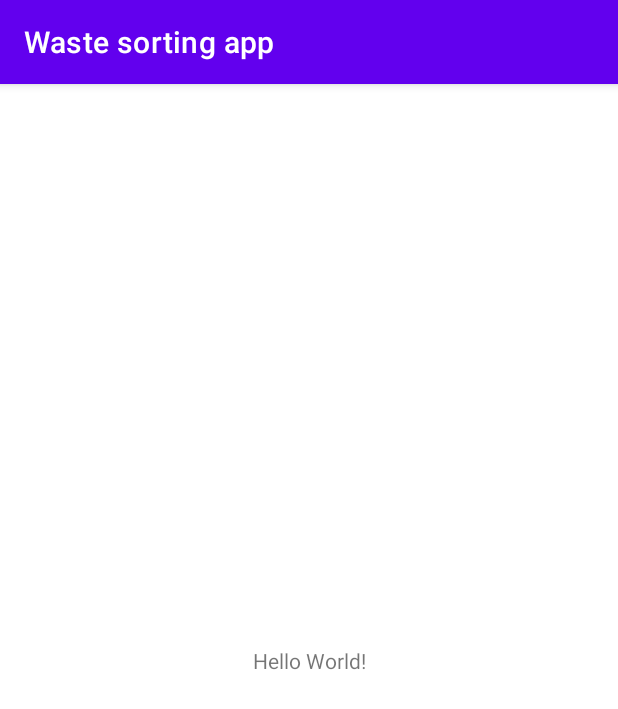
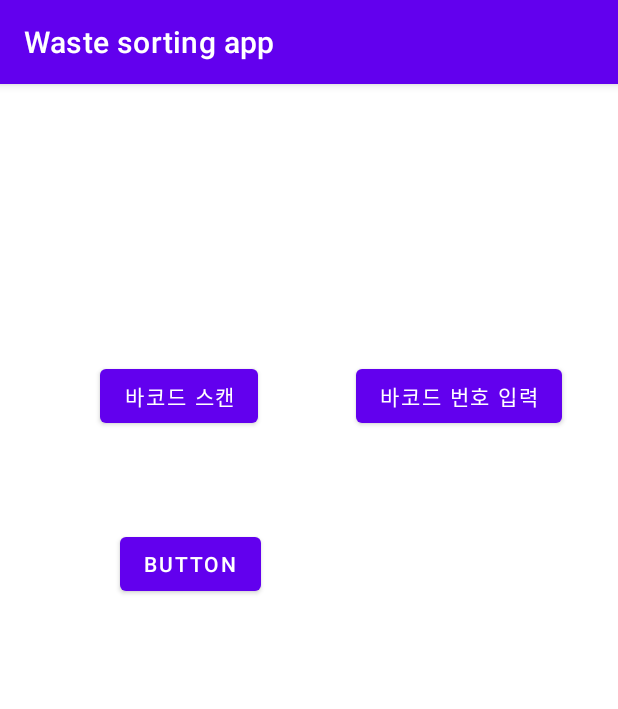
Before and after one commit to qor4/Separation-collection-application-using-barcode-scanning, an Android app: the screen it shows after launch (MainActivity), on a phone screen of 412 x 824 dp. Shown: the top 709 px of the screen. Run offline under Robolectric (Android 15) with nearby library versions, the phone set to English and light mode, and no system bars.

Commit message:
버튼 추가

```diff
--- a/app/src/main/res/layout/activity_main.xml
+++ b/app/src/main/res/layout/activity_main.xml
@@ -6,13 +6,36 @@
     android:layout_height="match_parent"
     tools:context=".MainActivity">
 
-    <TextView
+    <Button
+        android:id="@+id/button2"
         android:layout_width="wrap_content"
         android:layout_height="wrap_content"
-        android:text="Hello World!"
+        android:text="바코드 스캔"
         app:layout_constraintBottom_toBottomOf="parent"
-        app:layout_constraintLeft_toLeftOf="parent"
-        app:layout_constraintRight_toRightOf="parent"
-        app:layout_constraintTop_toTopOf="parent" />
+        app:layout_constraintEnd_toEndOf="parent"
+        app:layout_constraintHorizontal_bias="0.217"
+        app:layout_constraintStart_toStartOf="parent"
+        app:layout_constraintTop_toTopOf="parent"
+        app:layout_constraintVertical_bias="0.256" />
 
+    <Button
+        android:id="@+id/button3"
+        android:layout_width="wrap_content"
+        android:layout_height="wrap_content"
+        android:layout_marginEnd="37dp"
+        android:layout_marginRight="37dp"
+        android:text="바코드 번호 입력"
+        app:layout_constraintBaseline_toBaselineOf="@+id/button2"
+        app:layout_constraintEnd_toEndOf="parent" />
+
+    <Button
+        android:id="@+id/button4"
+        android:layout_width="wrap_content"
+        android:layout_height="wrap_content"
+        android:layout_marginStart="80dp"
+        android:layout_marginLeft="80dp"
+        android:layout_marginTop="64dp"
+        android:text="Button"
+        app:layout_constraintStart_toStartOf="parent"
+        app:layout_constraintTop_toBottomOf="@+id/button2" />
 </androidx.constraintlayout.widget.ConstraintLayout>
```
